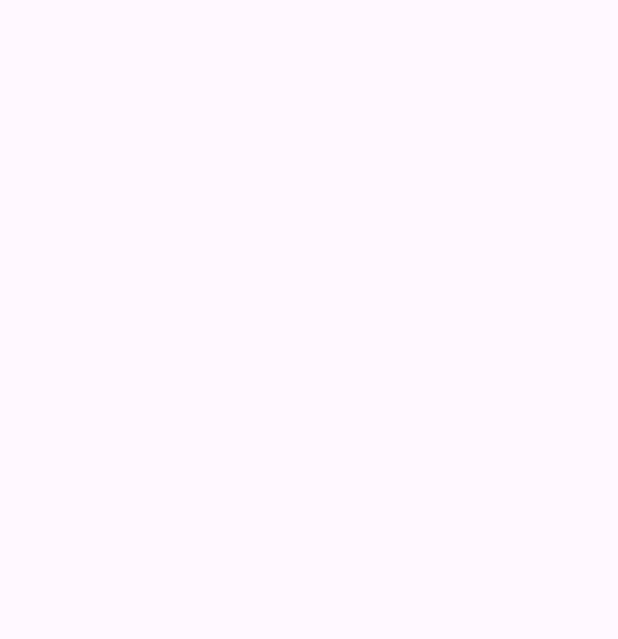
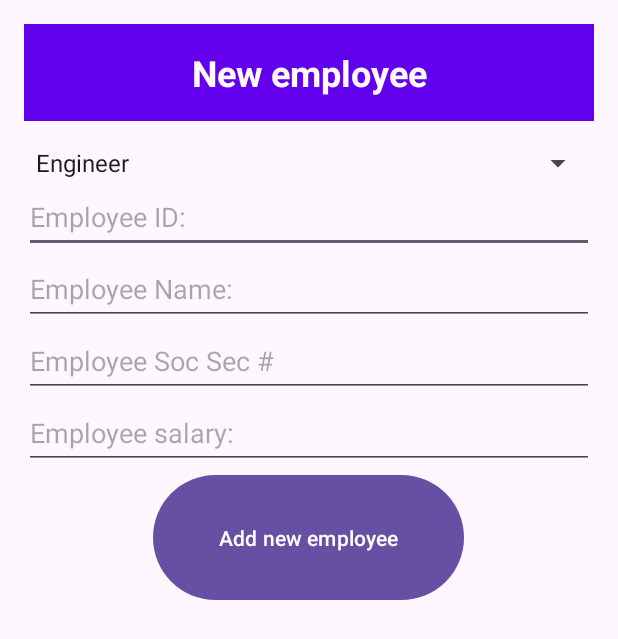
Before and after one commit to m0re479/SummerLabsDay6part3, an Android app: the screen it shows after launch (MainActivity), on a phone screen of 412 x 824 dp. Before the commit the part shown is empty. Shown: the top 639 px of the screen. Run offline under Robolectric (Android 15) with nearby library versions, the phone set to English and light mode, and no system bars.

Commit message:
Simple adding new employee (without choosing a specific type of employee)

```diff
--- a/app/src/main/java/ru/app/projectday6summerlabs/MainActivity.java
+++ b/app/src/main/java/ru/app/projectday6summerlabs/MainActivity.java
@@ -1,9 +1,11 @@
 package ru.app.projectday6summerlabs;
 
 import android.os.Bundle;
+import android.view.View;
 import android.widget.Button;
 import android.widget.EditText;
 import android.widget.TextView;
+import android.widget.Toast;
 
 import androidx.activity.EdgeToEdge;
 import androidx.appcompat.app.AppCompatActivity;
@@ -12,10 +14,48 @@ import androidx.core.view.ViewCompat;
 import androidx.core.view.WindowInsetsCompat;
 
 public class MainActivity extends AppCompatActivity {
+    EditText editTextId, editTextName, editTextSoc_sec, editTextSalary;
+    String idStr, nameStr, soc_secStr, salaryStr;
+    TextView result;
 
     @Override
     protected void onCreate(Bundle savedInstanceState) {
         super.onCreate(savedInstanceState);
         EdgeToEdge.enable(this);
+        setContentView(R.layout.activity_main);
+
+        Button buttonAdd = findViewById(R.id.buttonAdd);
+
+        buttonAdd.setOnClickListener(new View.OnClickListener() {
+            @Override
+            public void onClick(View view) {
+                viewNewEmployee();
+            }
+        });
+    }
+
+    private void viewNewEmployee() {
+        editTextId = findViewById(R.id.editTextId);
+        idStr = editTextId.getText().toString();
+
+        editTextName = findViewById(R.id.editTextName);
+        nameStr = editTextName.getText().toString();
+
+        editTextSoc_sec = findViewById(R.id.editTextSoc_sec);
+        soc_secStr = editTextSoc_sec.getText().toString();
+
+        editTextSalary = findViewById(R.id.editTextSalary);
+        salaryStr = editTextSalary.getText().toString();
+
+        result = findViewById(R.id.textViewResult);
+
+        if (idStr.isEmpty() || nameStr.isEmpty() || soc_secStr.isEmpty() || salaryStr.isEmpty()) {
+            Toast.makeText(this, "Пожалуйста, введите все необходимые данные", Toast.LENGTH_SHORT).show();
+        }
+        else {
+            int id = Integer.parseInt(idStr);
+            double salary = Double.parseDouble(salaryStr);
+            result.setText("Employee ID: " + id + "\nEmployee Name: " + nameStr + "\nEmployee Soc Sec #" + soc_secStr + "\nEmployee salary: " + salary);
+        }
     }
 }
--- a/app/src/main/res/layout/activity_main.xml
+++ b/app/src/main/res/layout/activity_main.xml
@@ -5,13 +5,34 @@
     android:orientation="vertical"
     android:padding="16dp">
 
+    <TextView
+        android:id="@+id/textViewTitle"
+        android:layout_width="match_parent"
+        android:layout_height="wrap_content"
+        android:layout_gravity="center_horizontal"
+        android:background="@color/purple_500"
+        android:text="@string/title"
+        android:padding="16dp"
+        android:textSize="24sp"
+        android:textColor="@color/white"
+        android:textStyle="bold"
+        android:gravity="center" />
+
+    <Spinner
+        android:id="@+id/spinnerPosition"
+        android:layout_width="match_parent"
+        android:layout_height="wrap_content"
+        android:layout_marginTop="16dp"
+        android:entries="@array/positions" />
+
+
     <EditText
         android:id="@+id/editTextId"
         android:layout_width="match_parent"
         android:layout_height="wrap_content"
         android:hint="@string/id"
         android:minHeight="48dp"
-        android:inputType="numberDecimal|numberSigned" />
+        android:inputType="numberDecimal" />
 
     <EditText
         android:id="@+id/editTextName"
@@ -19,7 +40,7 @@
         android:layout_height="wrap_content"
         android:hint="@string/name"
         android:minHeight="48dp"
-        android:inputType="numberDecimal|numberSigned" />
+        android:inputType="text" />
 
     <EditText
         android:id="@+id/editTextSoc_sec"
@@ -27,7 +48,7 @@
         android:layout_height="wrap_content"
         android:hint="@string/soc_sec"
         android:minHeight="48dp"
-        android:inputType="numberDecimal|numberSigned" />
+        android:inputType="text" />
 
     <EditText
         android:id="@+id/editTextSalary"
@@ -35,15 +56,23 @@
         android:layout_height="wrap_content"
         android:hint="@string/salary"
         android:minHeight="48dp"
-        android:inputType="numberDecimal|numberSigned" />
+        android:inputType="numberDecimal" />
 
     <Button
         android:id="@+id/buttonAdd"
-        android:layout_width="185dp"
-        android:layout_height="36dp"
+        android:layout_width="207dp"
+        android:layout_height="wrap_content"
         android:layout_gravity="center_horizontal"
         android:layout_weight="1"
-        android:padding="8dp"
+        android:padding="5dp"
         android:text="Add new employee" />
 
+    <TextView
+        android:id="@+id/textViewResult"
+        android:layout_width="match_parent"
+        android:layout_height="404dp"
+        android:padding="16dp"
+        android:paddingTop="16dp"
+        android:textSize="24sp" />
+
 </LinearLayout>
--- a/app/src/main/res/values/colors.xml
+++ b/app/src/main/res/values/colors.xml
@@ -1,5 +1,10 @@
 <?xml version="1.0" encoding="utf-8"?>
 <resources>
+    <color name="purple_200">#FFBB86FC</color>
+    <color name="purple_500">#FF6200EE</color>
+    <color name="purple_700">#FF3700B3</color>
+    <color name="teal_200">#FF03DAC5</color>
+    <color name="teal_700">#FF018786</color>
     <color name="black">#FF000000</color>
-    <color name="white">#FFFFFFFF</color>
+    <color name="white">#FFFAFA</color>
 </resources>
--- a/app/src/main/res/values/strings.xml
+++ b/app/src/main/res/values/strings.xml
@@ -1,5 +1,6 @@
 <resources>
     <string name="app_name">ProjectDay6SummerLabs</string>
+    <string name="title">New employee</string>
     <string name="id">Employee ID: </string>
     <string name="name">Employee Name: </string>
     <string name="soc_sec">Employee Soc Sec #</string>
@@ -8,4 +9,10 @@
     <string name="manager">Manager</string>
     <string name="admin">Admin</string>
     <string name="director">Director</string>
+    <string-array name="positions">
+        <item>@string/engineer</item>
+        <item>@string/manager</item>
+        <item>@string/admin</item>
+        <item>@string/director</item>
+    </string-array>
 </resources>
```
